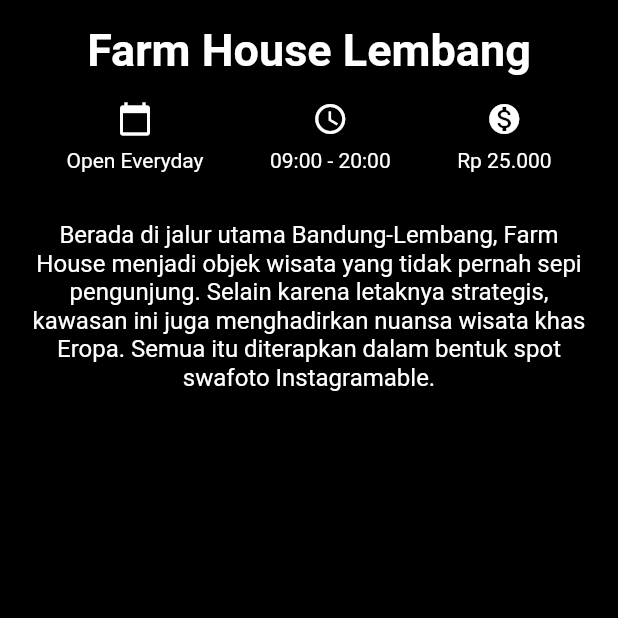
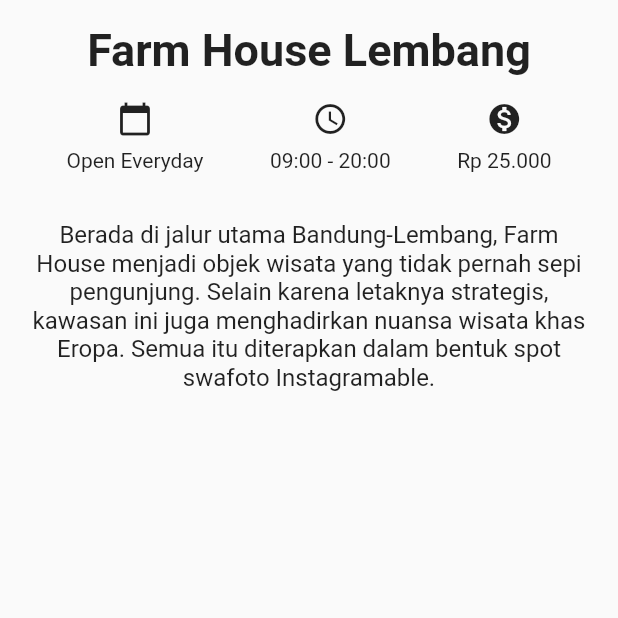
Before and after one commit to dicodingacademy/a159-flutter-pemula-labs, a Flutter app: the screen it shows after launch, on a phone screen of 412 x 824 dp, the top half of it. Run offline on Flutter 3.47's test engine with Material 2 defaults, Android fonts, the phone set to English and light mode, and no system bars.

Commit message:
change app theme & add SafeArea to support device with notch

```diff
--- a/lib/main.dart
+++ b/lib/main.dart
@@ -7,7 +7,7 @@
   Widget build(BuildContext context) {
     return MaterialApp(
       title: 'Wisata Bandung',
-      theme: ThemeData.dark(),
+      theme: ThemeData(),
       home: DetailScreen(),
     );
   }
@@ -17,8 +17,8 @@
   @override
   Widget build(BuildContext context) {
     return Scaffold(
-      backgroundColor: Colors.black,
-      body: Column(
+      body: SafeArea(
+        child: Column(
           crossAxisAlignment: CrossAxisAlignment.stretch,
           children: <Widget>[
             Container(
@@ -71,6 +71,7 @@
             ),
           ],
         ),
+      ),
     );
   }
 }
```
Also changed, not shown: pubspec.lock. Lines whose indentation alone changed are shown as unchanged.
